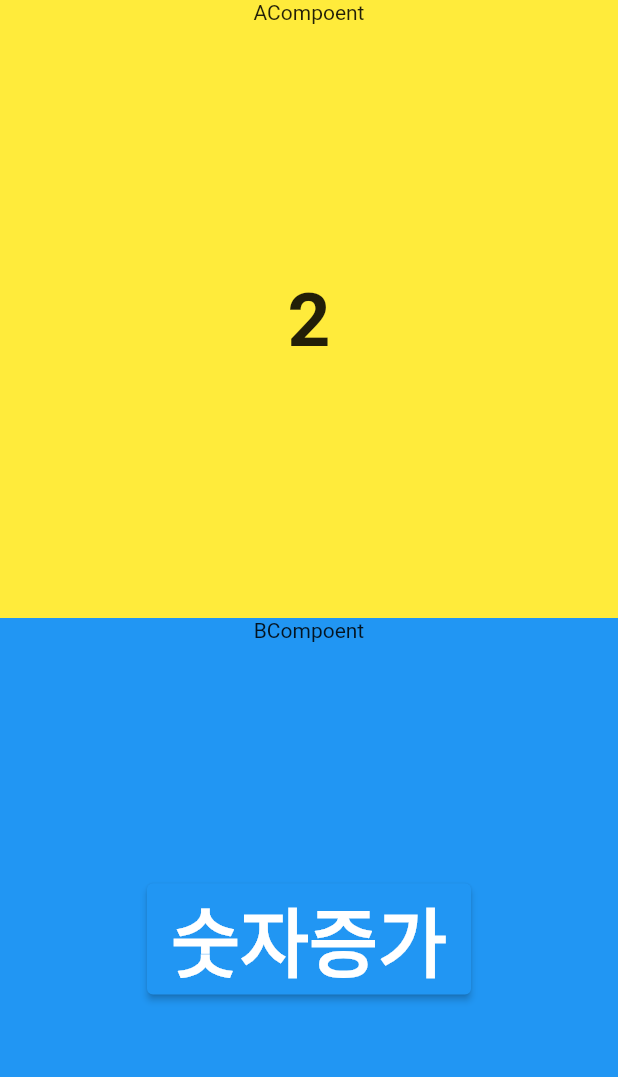
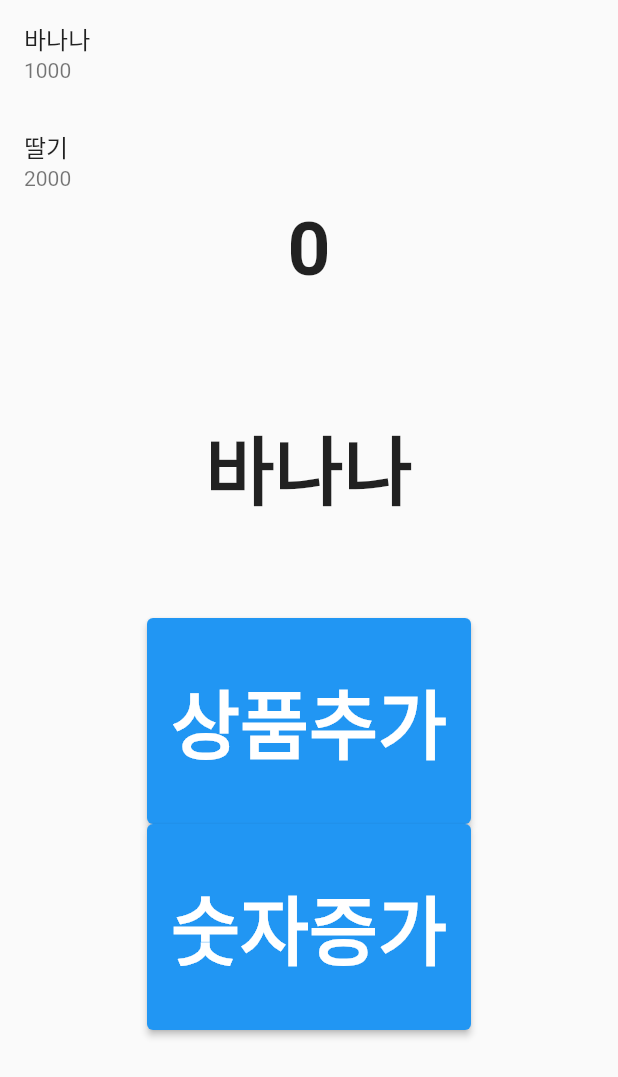
Before and after one commit to hyonna12/flutter-state, a Flutter app: the screen it shows after launch, on a phone screen of 412 x 824 dp. Shown: the top 1077 px of the screen. Run offline on Flutter 3.47's test engine with Material 2 defaults, Android fonts, the phone set to English and light mode, and no system bars; our stand-ins replace flutter_riverpod.

Commit message:
상품추가, 숫자증가

```diff
--- a/lib/main.dart
+++ b/lib/main.dart
@@ -1,5 +1,6 @@
 import 'package:flutter/material.dart';
 import 'package:flutter_riverpod/flutter_riverpod.dart';
+import 'package:flutter_state/pages/home_page.dart';
 
 final numProvider = Provider((_) => 2);
 
@@ -24,75 +25,3 @@ class MyApp extends StatelessWidget {
     );
   }
 }
-
-class HomePage extends StatelessWidget {
-  const HomePage({Key? key}) : super(key: key);
-
-  @override
-  Widget build(BuildContext context) {
-    return Scaffold(
-      body: Column(
-        crossAxisAlignment: CrossAxisAlignment.stretch,
-        children: [
-          Expanded(child: AComponent()),
-          Expanded(child: BComponent()),
-        ],
-      ),
-    );
-  }
-}
-
-// StatelessWidget 대신에 Riverpod의 ConsumerWidget을 상속받아 사용합니다.
-class AComponent extends ConsumerWidget {
-  const AComponent({Key? key}) : super(key: key);
-
-  @override
-  Widget build(BuildContext context, WidgetRef ref) {
-    int num = ref.read(numProvider);
-
-    return Container(
-      color: Colors.yellow,
-      child: Column(
-        children: [
-          Text("ACompoent"),
-          Expanded(
-            child: Align(
-              child: Text(
-                "${num}",
-                style: TextStyle(fontSize: 50, fontWeight: FontWeight.bold),
-              ),
-            ),
-          )
-        ],
-      ),
-    );
-  }
-}
-
-// supplier 공급자 - 상태를 변경
-class BComponent extends StatelessWidget {
-  const BComponent({Key? key}) : super(key: key);
-
-  @override
-  Widget build(BuildContext context) {
-    return Container(
-      color: Colors.blue,
-      child: Column(
-        children: [
-          Text("BCompoent"),
-          Expanded(
-            child: Align(
-              child: ElevatedButton(
-                onPressed: () {},
-                child: Text(
-                  "숫자증가",
-                  style: TextStyle(fontSize: 50, fontWeight: FontWeight.bold),
-                ),
-              ),
-            ),
-          ),
-        ],
-      ),
-    );
-  }
-}
--- /dev/null
+++ b/lib/pages/counter_provider.dart
@@ -0,0 +1,6 @@
+import 'package:flutter_riverpod/flutter_riverpod.dart';
+import 'package:flutter_state/pages/counter_repository.dart';
+
+final counterProvider = StateNotifierProvider<CounterRepository, int>((_) {
+  return CounterRepository();
+});
--- /dev/null
+++ b/lib/pages/counter_repository.dart
@@ -0,0 +1,8 @@
+import 'package:flutter_riverpod/flutter_riverpod.dart';
+
+class CounterRepository extends StateNotifier<int> {
+  CounterRepository() : super(0);
+
+  void increment() => state = state + 1;
+// void decrement() => state--;
+}
--- /dev/null
+++ b/lib/pages/home_page.dart
@@ -0,0 +1,80 @@
+import 'package:flutter/material.dart';
+import 'package:flutter_riverpod/flutter_riverpod.dart';
+import 'package:flutter_state/pages/product.dart';
+import 'package:flutter_state/pages/product_list_repository.dart';
+import 'package:flutter_state/pages/product_repository.dart';
+
+import 'counter_provider.dart';
+
+class HomePage extends ConsumerWidget {
+  const HomePage({Key? key}) : super(key: key);
+
+  @override
+  Widget build(BuildContext context, WidgetRef ref) {
+    final count = ref.watch(counterProvider);
+    final product = ref.watch(productProvider);
+    final productList = ref.watch(productListProvider);
+
+    return Scaffold(
+      body: Column(
+        crossAxisAlignment: CrossAxisAlignment.center,
+        children: [
+          Expanded(
+            child: ListView.builder(
+              itemCount: productList.length,
+              itemBuilder: (context, index) {
+                return ListTile(
+                  title: Text("${productList[index].name}"),
+                  subtitle: Text("${productList[index].price}"),
+                );
+              },
+            ),
+          ),
+          Expanded(
+              child: Text(
+            "${count}",
+            style: TextStyle(fontWeight: FontWeight.bold, fontSize: 50),
+          )),
+          Expanded(
+              child: Text(
+            "${product.name}",
+            style: TextStyle(fontWeight: FontWeight.bold, fontSize: 50),
+          )),
+          Expanded(
+            child: ElevatedButton(
+              onPressed: () {
+                final p1 = ref.read(productListProvider.notifier);
+                p1.state = [...p1.state, Product(4, "고구마", 5000)];
+              },
+              child: Text(
+                "상품추가",
+                style: TextStyle(fontWeight: FontWeight.bold, fontSize: 50),
+              ),
+            ),
+          ),
+          Expanded(
+            child: ElevatedButton(
+              onPressed: () {
+                ref.read(counterProvider.notifier).increment();
+              },
+              child: Text(
+                "숫자증가",
+                style: TextStyle(fontWeight: FontWeight.bold, fontSize: 50),
+              ),
+            ),
+          ),
+          Expanded(child: DecreaseComponent()),
+        ],
+      ),
+    );
+  }
+}
+
+class DecreaseComponent extends ConsumerWidget {
+  const DecreaseComponent({Key? key}) : super(key: key);
+
+  @override
+  Widget build(BuildContext context, WidgetRef ref) {
+    return Container();
+  }
+}
--- /dev/null
+++ b/lib/pages/product.dart
@@ -0,0 +1,6 @@
+class Product {
+  int id;
+  String name;
+  int price;
+  Product(this.id, this.name, this.price);
+}
--- /dev/null
+++ b/lib/pages/product_list_repository.dart
@@ -0,0 +1,16 @@
+import 'package:flutter_riverpod/flutter_riverpod.dart';
+import 'package:flutter_state/pages/product.dart';
+
+final productListProvider =
+    StateNotifierProvider<ProductListRepository, List<Product>>((_) {
+  return ProductListRepository();
+});
+
+class ProductListRepository extends StateNotifier<List<Product>> {
+  ProductListRepository()
+      : super([
+          Product(1, "바나나", 1000),
+          Product(2, "딸기", 2000),
+          Product(3, "참외", 3000)
+        ]);
+}
--- /dev/null
+++ b/lib/pages/product_repository.dart
@@ -0,0 +1,15 @@
+import 'package:flutter_riverpod/flutter_riverpod.dart';
+import 'package:flutter_state/pages/product.dart';
+
+final productProvider = StateNotifierProvider<ProductRepository, Product>((_) {
+  return ProductRepository();
+});
+
+class ProductRepository extends StateNotifier<Product> {
+  // 데이터
+  Product fetch() {
+    return Product(1, "바나나", 1000);
+  }
+
+  ProductRepository() : super(Product(1, "바나나", 1000));
+}
```
